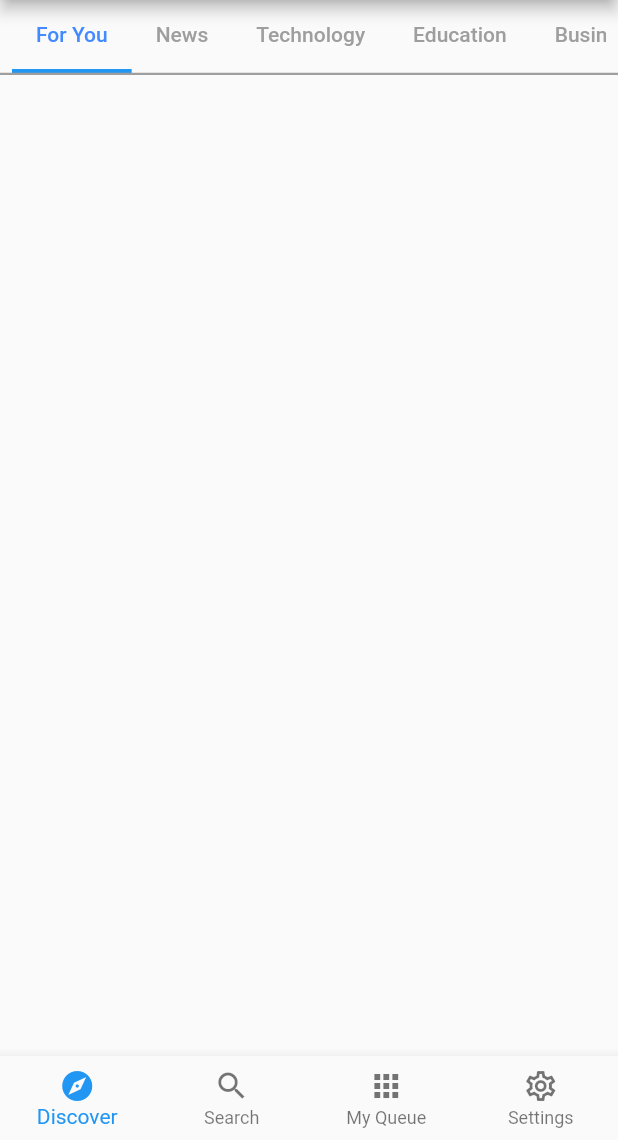
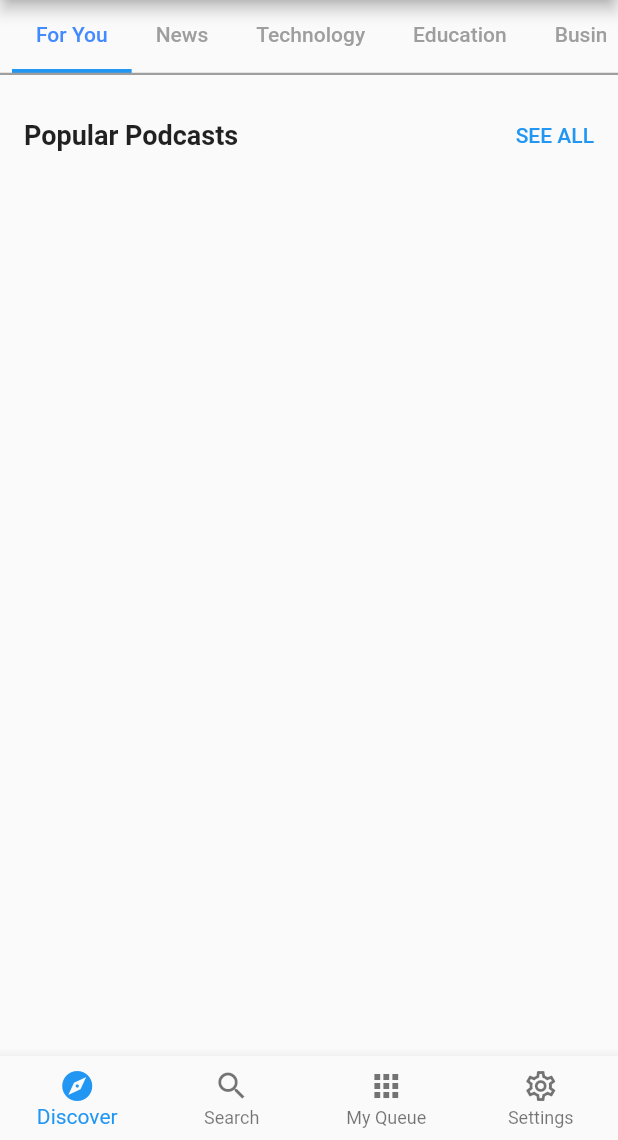
Before and after one commit to JAICHANGPARK/flutter_notebook_18th_story, a Flutter app: the screen it shows after launch, on a phone screen of 412 x 824 dp, the part 96-1236 px from its top. Run offline on Flutter 3.47's test engine with Material 2 defaults, Android fonts, the phone set to English and light mode, and no system bars; our stand-ins replace cached_network_image, dotted_border, flutter_lorem, flutter_riverpod, flutter_svg, freezed_annotation and 4 more.

Commit message:
Update discover_for_you_widget.dart

```diff
--- a/lib/ep1090_podcast_app/src/widgets/discover/discover_for_you_widget.dart
+++ b/lib/ep1090_podcast_app/src/widgets/discover/discover_for_you_widget.dart
@@ -1,11 +1,34 @@
 import 'package:flutter/material.dart';
-
 
 class DiscoverForYouWidget extends StatelessWidget {
   const DiscoverForYouWidget({Key? key}) : super(key: key);
 
   @override
   Widget build(BuildContext context) {
-    return Container();
+    return Padding(
+      padding: const EdgeInsets.only(top: 16, left: 16),
+      child: Column(
+        crossAxisAlignment: CrossAxisAlignment.start,
+        children: [
+          Row(
+            mainAxisAlignment: MainAxisAlignment.spaceBetween,
+            children: [
+              Text(
+                "Popular Podcasts",
+                style: TextStyle(fontWeight: FontWeight.bold, fontSize: 18),
+              ),
+              Padding(
+                padding: const EdgeInsets.only(right: 8),
+                child: TextButton(
+                    onPressed: () {},
+                    child: Text(
+                      "SEE ALL",
+                    )),
+              ),
+            ],
+          )
+        ],
+      ),
+    );
   }
 }
```
